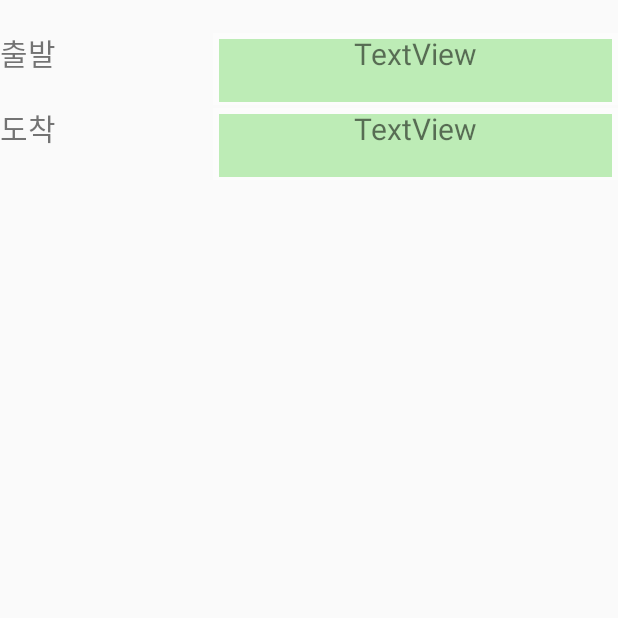
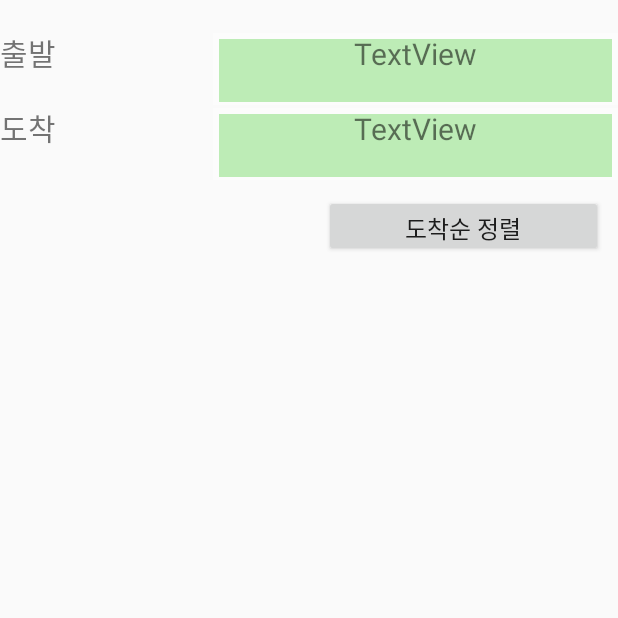
Before and after one commit to SE13KJNBus/BusTicketingApplication, an Android app: the TerminalActivity screen opened directly, with no data from a screen before it, on a phone screen of 412 x 824 dp, the top half of it. Run offline under Robolectric (Android 15) with nearby library versions, the phone set to English and light mode, and no system bars; our stand-ins replace Firebase (no records; nobody signed in at launch, a user with empty details on screens opened directly); 3 statements that could not run were skipped.

```diff
--- a/BusTicketingAPP/app/src/main/java/com/example/busticketingapp/LoginAndSignup/SignUpActivity.java
+++ b/BusTicketingAPP/app/src/main/java/com/example/busticketingapp/LoginAndSignup/SignUpActivity.java
@@ -58,6 +58,7 @@ public class SignUpActivity extends AppCompatActivity {
         personNumValue = (EditText) findViewById(R.id.personNumValue);
         phoneNumValue = (EditText) findViewById(R.id.phoneNumValue);
         String passwordVal = passwordValue.getText().toString();
+
         if (!passwordValue.getText().toString().equals(passwordValueSave.getText().toString())){
             Toast.makeText(this, "비밀번호가 일치하지 않습니다. 다시 입력하세요", Toast.LENGTH_LONG).show();
             runOnUiThread(new Runnable() {
@@ -67,8 +68,8 @@ public class SignUpActivity extends AppCompatActivity {
                     passwordValueSave.setText(null);
                 }
             });
+        }
 
-        }
         else{
 
             Log.v("Subin","Register Accept");
--- a/BusTicketingAPP/app/src/main/res/layout/buslist_select_bus.xml
+++ b/BusTicketingAPP/app/src/main/res/layout/buslist_select_bus.xml
@@ -53,13 +53,30 @@
             android:text="TextView" />
     </LinearLayout>
 
-    <TextView
-        android:id="@+id/Date"
-        android:layout_marginTop="10dp"
+    <LinearLayout
         android:layout_width="match_parent"
-        android:layout_height="wrap_content"
-        android:textSize="24dp"
-        android:text="TextView" />
+        android:layout_height="61dp"
+        android:orientation="horizontal">
+
+        <TextView
+            android:id="@+id/Date"
+            android:layout_width="match_parent"
+            android:layout_height="wrap_content"
+            android:text="TextView"
+            android:layout_weight="1"
+            android:textSize="24dp" />
+
+        <Button
+            android:id="@+id/Sorting"
+            android:layout_width="match_parent"
+            android:layout_height="wrap_content"
+            android:text="도착순 정렬"
+            android:layout_margin="10dp"
+            android:layout_weight="1"
+            android:textSize="16dp" />
+
+
+    </LinearLayout>
 
     <ScrollView
         android:layout_width="match_parent"
```
Also changed, not shown: BusTicketingAPP/app/src/main/java/com/example/busticketingapp/BusList/Bus.java (+42 -1 lines), BusTicketingAPP/app/src/main/java/com/example/busticketingapp/BusList/SelectSeatActivity_General.java (+7 -8 lines), BusTicketingAPP/app/src/main/java/com/example/busticketingapp/BusList/TerminalActivity.java (+30 -3 lines).
